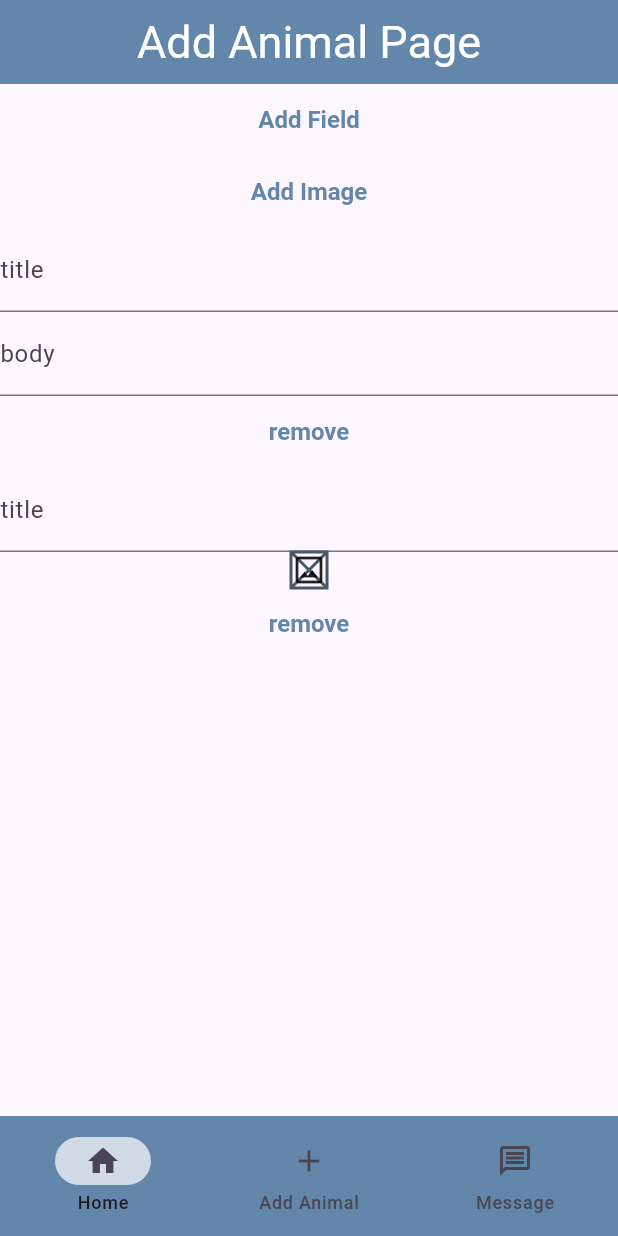
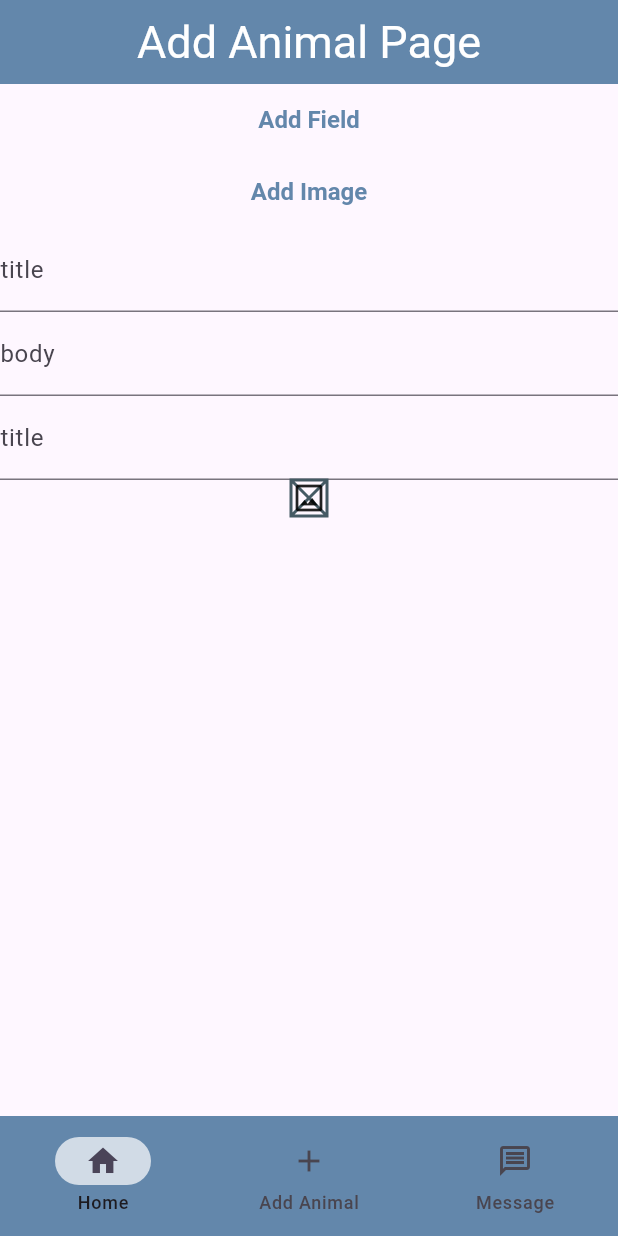
Before and after one commit to Rawezh-Tariq/my_vet, a Flutter app: the AddAnimalPage screen opened by its route, after a tap on "Add Field", after a tap on "Add Image", on a phone screen of 412 x 824 dp. Run offline on Flutter 3.47's test engine with Material 3 defaults, Android fonts, the phone set to English and light mode, and no system bars; our stand-ins replace flutter_riverpod, go_router, image_picker, supabase_flutter; accounts and stored records are empty.

Commit message:
the logic for formFields are done.

```diff
--- a/lib/pages/add_animal_page.dart
+++ b/lib/pages/add_animal_page.dart
@@ -31,11 +31,12 @@ class _AddAnimalPageState extends ConsumerState<AddAnimalPage> {
                 onPressed: () {
                   final myIndex = index;
                   fieldsNotifier.addField(
-                    AnimalInfoFieldWidget(
-                      remove: () {
+                    Dismissible(
+                      key: ValueKey(myIndex),
+                      onDismissed: (_) {
                         fieldsNotifier.removeField(myIndex);
-                        index--;
                       },
+                      child: const AnimalInfoFieldWidget(),
                     ),
                     myIndex,
                   );
@@ -48,13 +49,14 @@ class _AddAnimalPageState extends ConsumerState<AddAnimalPage> {
                 onPressed: () {
                   final myIndex = index;
                   fieldsNotifier.addField(
-                    AnimalImageFieldWidget(
-                      remove: () {
+                    Dismissible(
+                      key: ValueKey(myIndex),
+                      onDismissed: (_) {
                         fieldsNotifier.removeField(myIndex);
-                        index--;
                       },
+                      child: const AnimalImageFieldWidget(),
                     ),
-                    index,
+                    myIndex,
                   );
                   index++;
                 },
--- a/lib/widgets/animal_image_field_widget.dart
+++ b/lib/widgets/animal_image_field_widget.dart
@@ -2,8 +2,7 @@ import 'package:flutter/material.dart';
 import 'package:flutter_riverpod/flutter_riverpod.dart';
 
 class AnimalImageFieldWidget extends ConsumerStatefulWidget {
-  final void Function()? remove;
-  const AnimalImageFieldWidget({super.key, required this.remove});
+  const AnimalImageFieldWidget({super.key});
 
   @override
   ConsumerState<ConsumerStatefulWidget> createState() => _State();
@@ -31,7 +30,6 @@ class _State extends ConsumerState<AnimalImageFieldWidget> {
           fallbackWidth: 100.0,
           child: Icon(Icons.image_outlined),
         ),
-        TextButton(onPressed: widget.remove, child: const Text('remove')),
       ],
     );
   }
--- a/lib/widgets/animal_info_field_widget.dart
+++ b/lib/widgets/animal_info_field_widget.dart
@@ -2,8 +2,7 @@ import 'package:flutter/material.dart';
 import 'package:flutter_riverpod/flutter_riverpod.dart';
 
 class AnimalInfoFieldWidget extends ConsumerStatefulWidget {
-  final void Function()? remove;
-  const AnimalInfoFieldWidget({super.key, required this.remove});
+  const AnimalInfoFieldWidget({super.key});
 
   @override
   ConsumerState<ConsumerStatefulWidget> createState() => _State();
@@ -32,10 +31,6 @@ class _State extends ConsumerState<AnimalInfoFieldWidget> {
           controller: bodyController,
           decoration: const InputDecoration(labelText: 'body'),
         ),
-        TextButton(
-          onPressed: widget.remove,
-          child: const Text('remove'),
-        ),
       ],
     );
   }
```
Also changed, not shown: lib/providers/form_fields_provider.dart (+5 -4 lines).
